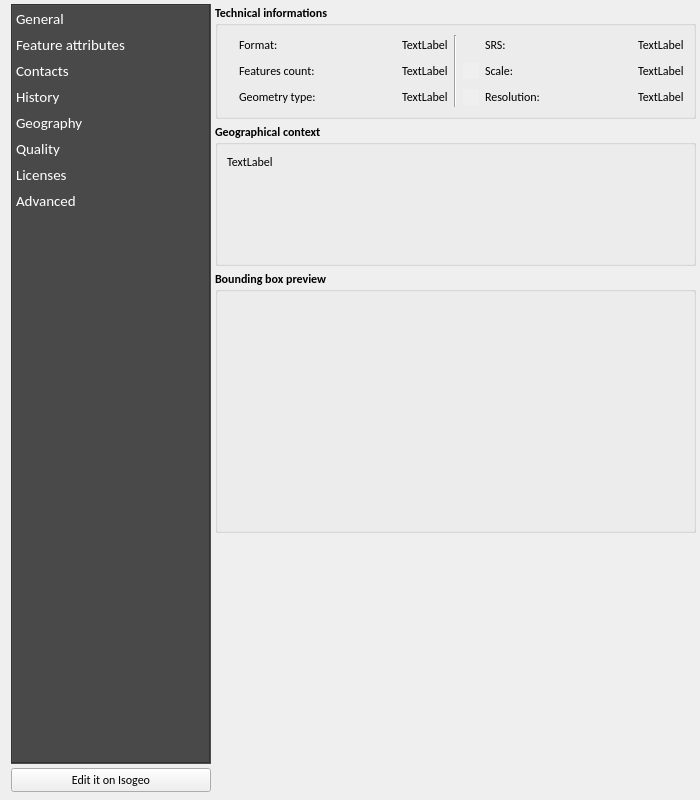
isogeo/isogeo-plugin-qgis, file ui/metadata/ui_md_details.ui: the form before one commit.
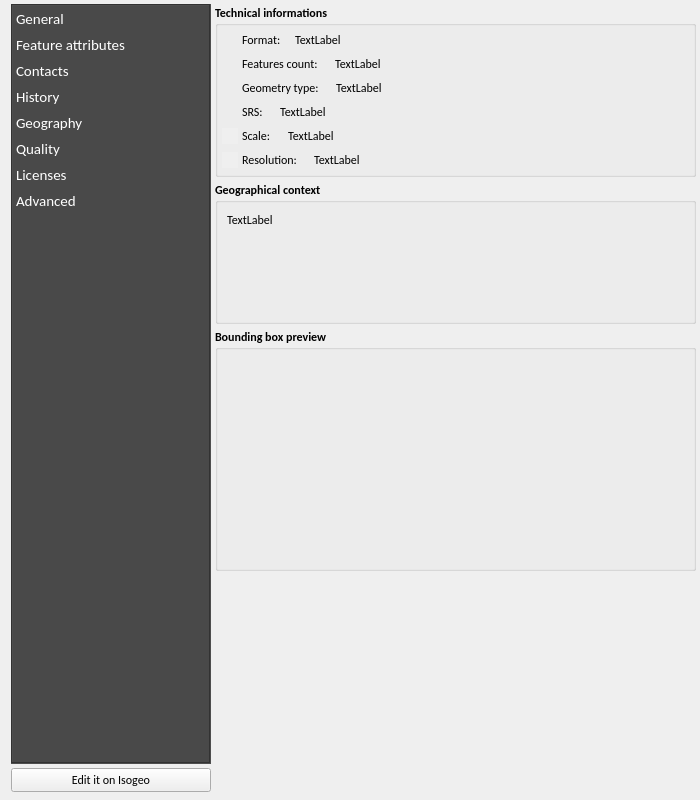
The form after the commit. The open tabs and pages were chosen to show the change. Icons and pictures are not drawn. Custom widgets are drawn as their Qt base class.

Commit message: #448 Improve grp_technic infos display

Diff of the .ui file:
```diff
--- a/ui/metadata/ui_md_details.ui
+++ b/ui/metadata/ui_md_details.ui
@@ -2279,10 +2279,16 @@
          </property>
          <item>
           <widget class="QGroupBox" name="grp_technic">
+           <property name="sizePolicy">
+            <sizepolicy hsizetype="Preferred" vsizetype="Minimum">
+             <horstretch>0</horstretch>
+             <verstretch>0</verstretch>
+            </sizepolicy>
+           </property>
            <property name="maximumSize">
             <size>
              <width>16777215</width>
-             <height>150</height>
+             <height>200</height>
             </size>
            </property>
            <property name="font">
@@ -2302,18 +2308,48 @@
            <property name="flat">
             <bool>true</bool>
            </property>
-           <layout class="QGridLayout" name="gridLayout_6">
-            <item row="0" column="1">
-             <widget class="Line" name="line">
-              <property name="orientation">
-               <enum>Qt::Vertical</enum>
-              </property>
-             </widget>
-            </item>
-            <item row="0" column="0">
-             <layout class="QGridLayout" name="gridLayout_20">
-              <item row="0" column="0">
+           <layout class="QVBoxLayout" name="verticalLayout_35">
+            <property name="spacing">
+             <number>4</number>
+            </property>
+            <property name="leftMargin">
+             <number>4</number>
+            </property>
+            <property name="topMargin">
+             <number>4</number>
+            </property>
+            <property name="rightMargin">
+             <number>4</number>
+            </property>
+            <property name="bottomMargin">
+             <number>4</number>
+            </property>
+            <item>
+             <widget class="QWidget" name="grp_format" native="true">
+              <layout class="QHBoxLayout" name="horizontalLayout">
+               <property name="spacing">
+                <number>4</number>
+               </property>
+               <property name="leftMargin">
+                <number>0</number>
+               </property>
+               <property name="topMargin">
+                <number>0</number>
+               </property>
+               <property name="rightMargin">
+                <number>0</number>
+               </property>
+               <property name="bottomMargin">
+                <number>0</number>
+               </property>
+               <item>
                <widget class="QLabel" name="ico_format">
+                 <property name="minimumSize">
+                  <size>
+                   <width>16</width>
+                   <height>16</height>
+                  </size>
+                 </property>
                 <property name="maximumSize">
                  <size>
                   <width>16</width>
@@ -2334,23 +2370,14 @@
                 </property>
                </widget>
               </item>
-              <item row="0" column="3">
-               <widget class="QLabel" name="val_format">
-                <property name="font">
-                 <font>
-                  <family>Calibri</family>
-                  <pointsize>9</pointsize>
-                  <weight>50</weight>
-                  <bold>false</bold>
-                 </font>
-                </property>
-                <property name="text">
-                 <string>TextLabel</string>
-                </property>
-               </widget>
-              </item>
-              <item row="0" column="1">
+               <item>
                <widget class="QLabel" name="lbl_format">
+                 <property name="minimumSize">
+                  <size>
+                   <width>0</width>
+                   <height>16</height>
+                  </size>
+                 </property>
                 <property name="font">
                  <font>
                   <family>Calibri</family>
@@ -2364,11 +2391,48 @@
                 </property>
                </widget>
               </item>
-              <item row="0" column="2">
+               <item>
                <spacer name="horiz_spacer_format">
                 <property name="orientation">
                  <enum>Qt::Horizontal</enum>
                 </property>
+                 <property name="sizeType">
+                  <enum>QSizePolicy::Minimum</enum>
+                 </property>
+                 <property name="sizeHint" stdset="0">
+                  <size>
+                   <width>10</width>
+                   <height>17</height>
+                  </size>
+                 </property>
+                </spacer>
+               </item>
+               <item>
+                <widget class="QLabel" name="val_format">
+                 <property name="minimumSize">
+                  <size>
+                   <width>0</width>
+                   <height>16</height>
+                  </size>
+                 </property>
+                 <property name="font">
+                  <font>
+                   <family>Calibri</family>
+                   <pointsize>9</pointsize>
+                   <weight>50</weight>
+                   <bold>false</bold>
+                  </font>
+                 </property>
+                 <property name="text">
+                  <string>TextLabel</string>
+                 </property>
+                </widget>
+               </item>
+               <item>
+                <spacer name="horizontalSpacer_2">
+                 <property name="orientation">
+                  <enum>Qt::Horizontal</enum>
+                 </property>
                 <property name="sizeHint" stdset="0">
                  <size>
                   <width>40</width>
@@ -2377,8 +2441,35 @@
                 </property>
                </spacer>
               </item>
-              <item row="1" column="0">
+              </layout>
+             </widget>
+            </item>
+            <item>
+             <widget class="QWidget" name="grp_feat_count" native="true">
+              <layout class="QHBoxLayout" name="horizontalLayout_6">
+               <property name="spacing">
+                <number>4</number>
+               </property>
+               <property name="leftMargin">
+                <number>0</number>
+               </property>
+               <property name="topMargin">
+                <number>0</number>
+               </property>
+               <property name="rightMargin">
+                <number>0</number>
+               </property>
+               <property name="bottomMargin">
+                <number>0</number>
+               </property>
+               <item>
                <widget class="QLabel" name="ico_feat_count">
+                 <property name="minimumSize">
+                  <size>
+                   <width>16</width>
+                   <height>16</height>
+                  </size>
+                 </property>
                 <property name="maximumSize">
                  <size>
                   <width>16</width>
@@ -2397,10 +2488,19 @@
                 <property name="textInteractionFlags">
                  <set>Qt::NoTextInteraction</set>
                 </property>
-               </widget>
-              </item>
-              <item row="1" column="1">
+                 <property name="buddy">
+                  <cstring>grp_feat_count</cstring>
+                 </property>
+                </widget>
+               </item>
+               <item>
                <widget class="QLabel" name="lbl_feat_count">
+                 <property name="minimumSize">
+                  <size>
+                   <width>0</width>
+                   <height>16</height>
+                  </size>
+                 </property>
                 <property name="font">
                  <font>
                   <family>Calibri</family>
@@ -2414,21 +2514,30 @@
                 </property>
                </widget>
               </item>
-              <item row="1" column="2">
+               <item>
                <spacer name="horiz_spacer_feat_count">
                 <property name="orientation">
                  <enum>Qt::Horizontal</enum>
                 </property>
+                 <property name="sizeType">
+                  <enum>QSizePolicy::Minimum</enum>
+                 </property>
                 <property name="sizeHint" stdset="0">
                  <size>
-                  <width>40</width>
+                   <width>13</width>
                   <height>20</height>
                  </size>
                 </property>
                </spacer>
               </item>
-              <item row="1" column="3">
+               <item>
                <widget class="QLabel" name="val_feat_count">
+                 <property name="minimumSize">
+                  <size>
+                   <width>0</width>
+                   <height>16</height>
+                  </size>
+                 </property>
                 <property name="font">
                  <font>
                   <family>Calibri</family>
@@ -2442,23 +2551,48 @@
                 </property>
                </widget>
               </item>
-              <item row="2" column="1">
-               <widget class="QLabel" name="lbl_geometry">
-                <property name="font">
-                 <font>
-                  <family>Calibri</family>
-                  <pointsize>9</pointsize>
-                  <weight>50</weight>
-                  <bold>false</bold>
-                 </font>
-                </property>
-                <property name="text">
-                 <string>Geometry type:</string>
-                </property>
-               </widget>
-              </item>
-              <item row="2" column="0">
+               <item>
+                <spacer name="horizontalSpacer_4">
+                 <property name="orientation">
+                  <enum>Qt::Horizontal</enum>
+                 </property>
+                 <property name="sizeHint" stdset="0">
+                  <size>
+                   <width>40</width>
+                   <height>20</height>
+                  </size>
+                 </property>
+                </spacer>
+               </item>
+              </layout>
+             </widget>
+            </item>
+            <item>
+             <widget class="QWidget" name="grp_geometry" native="true">
+              <layout class="QHBoxLayout" name="horizontalLayout_7">
+               <property name="spacing">
+                <number>4</number>
+               </property>
+               <property name="leftMargin">
+                <number>0</number>
+               </property>
+               <property name="topMargin">
+                <number>0</number>
+               </property>
+               <property name="rightMargin">
+                <number>0</number>
+               </property>
+               <property name="bottomMargin">
+                <number>0</number>
+               </property>
+               <item>
                <widget class="QLabel" name="ico_geometry">
+                 <property name="minimumSize">
+                  <size>
+                   <width>16</width>
+                   <height>16</height>
+                  </size>
+                 </property>
                 <property name="maximumSize">
                  <size>
                   <width>16</width>
@@ -2477,73 +2611,56 @@
                 <property name="textInteractionFlags">
                  <set>Qt::NoTextInteraction</set>
                 </property>
-               </widget>
-              </item>
-              <item row="2" column="2">
+                 <property name="buddy">
+                  <cstring>grp_geometry</cstring>
+                 </property>
+                </widget>
+               </item>
+               <item>
+                <widget class="QLabel" name="lbl_geometry">
+                 <property name="minimumSize">
+                  <size>
+                   <width>0</width>
+                   <height>16</height>
+                  </size>
+                 </property>
+                 <property name="font">
+                  <font>
+                   <family>Calibri</family>
+                   <pointsize>9</pointsize>
+                   <weight>50</weight>
+                   <bold>false</bold>
+                  </font>
+                 </property>
+                 <property name="text">
+                  <string>Geometry type:</string>
+                 </property>
+                </widget>
+               </item>
+               <item>
                <spacer name="horiz_spacer_srs">
                 <property name="orientation">
                  <enum>Qt::Horizontal</enum>
                 </property>
+                 <property name="sizeType">
+                  <enum>QSizePolicy::Minimum</enum>
+                 </property>
                 <property name="sizeHint" stdset="0">
                  <size>
-                  <width>40</width>
+                   <width>13</width>
                   <height>20</height>
                  </size>
                 </property>
                </spacer>
               </item>
-              <item row="2" column="3">
+               <item>
                <widget class="QLabel" name="val_geometry">
-                <property name="font">
-                 <font>
-                  <family>Calibri</family>
-                  <pointsize>9</pointsize>
-                  <weight>50</weight>
-                  <bold>false</bold>
-                 </font>
-                </property>
-                <property name="text">
-                 <string>TextLabel</string>
-                </property>
-               </widget>
-              </item>
-             </layout>
-            </item>
-            <item row="0" column="2">
-             <layout class="QGridLayout" name="gridLayout_19">
-              <item row="1" column="0">
-               <widget class="QLabel" name="ico_scale">
                 <property name="minimumSize">
                  <size>
-                  <width>16</width>
+                   <width>0</width>
                   <height>16</height>
                  </size>
                 </property>
-                <property name="maximumSize">
-                 <size>
-                  <width>16</width>
-                  <height>16</height>
-                 </size>
-                </property>
-                <property name="autoFillBackground">
-                 <bool>true</bool>
-                </property>
-                <property name="text">
-                 <string/>
-                </property>
-                <property name="pixmap">
-                 <pixmap resource="../../resources.qrc">:/plugins/Isogeo/resources/metadata/arrows-h.svg</pixmap>
-                </property>
-                <property name="scaledContents">
-                 <bool>true</bool>
-                </property>
-                <property name="textInteractionFlags">
-                 <set>Qt::NoTextInteraction</set>
-                </property>
-               </widget>
-              </item>
-              <item row="1" column="3">
-               <widget class="QLabel" name="val_scale">
                 <property name="font">
                  <font>
                   <family>Calibri</family>
@@ -2557,8 +2674,48 @@
                 </property>
                </widget>
               </item>
-              <item row="0" column="0">
+               <item>
+                <spacer name="horizontalSpacer_7">
+                 <property name="orientation">
+                  <enum>Qt::Horizontal</enum>
+                 </property>
+                 <property name="sizeHint" stdset="0">
+                  <size>
+                   <width>40</width>
+                   <height>20</height>
+                  </size>
+                 </property>
+                </spacer>
+               </item>
+              </layout>
+             </widget>
+            </item>
+            <item>
+             <widget class="QWidget" name="grp_srs" native="true">
+              <layout class="QHBoxLayout" name="horizontalLayout_8">
+               <property name="spacing">
+                <number>4</number>
+               </property>
+               <property name="leftMargin">
+                <number>0</number>
+               </property>
+               <property name="topMargin">
+                <number>0</number>
+               </property>
+               <property name="rightMargin">
+                <number>0</number>
+               </property>
+               <property name="bottomMargin">
+                <number>0</number>
+               </property>
+               <item>
                <widget class="QLabel" name="ico_srs">
+                 <property name="minimumSize">
+                  <size>
+                   <width>16</width>
+                   <height>16</height>
+                  </size>
+                 </property>
                 <property name="maximumSize">
                  <size>
                   <width>16</width>
@@ -2577,25 +2734,19 @@
                 <property name="textInteractionFlags">
                  <set>Qt::NoTextInteraction</set>
                 </property>
-               </widget>
-              </item>
-              <item row="1" column="1">
-               <widget class="QLabel" name="lbl_scale">
-                <property name="font">
-                 <font>
-                  <family>Calibri</family>
-                  <pointsize>9</pointsize>
-                  <weight>50</weight>
-                  <bold>false</bold>
-                 </font>
-                </property>
-                <property name="text">
-                 <string>Scale:</string>
-                </property>
-               </widget>
-              </item>
-              <item row="0" column="1">
+                 <property name="buddy">
+                  <cstring>grp_srs</cstring>
+                 </property>
+                </widget>
+               </item>
+               <item>
                <widget class="QLabel" name="lbl_srs">
+                 <property name="minimumSize">
+                  <size>
+                   <width>0</width>
+                   <height>16</height>
+                  </size>
+                 </property>
                 <property name="font">
                  <font>
                   <family>Calibri</family>
@@ -2609,34 +2760,30 @@
                 </property>
                </widget>
               </item>
-              <item row="0" column="2">
+               <item>
                <spacer name="horizontalSpacer_5">
                 <property name="orientation">
                  <enum>Qt::Horizontal</enum>
                 </property>
-                <property name="sizeHint" stdset="0">
-                 <size>
-                  <width>40</width>
-                  <height>20</height>
-                 </size>
-                </property>
-               </spacer>
-              </item>
-              <item row="1" column="2">
-               <spacer name="horiz_spacer_geometry">
-                <property name="orientation">
-                 <enum>Qt::Horizontal</enum>
-                </property>
+                 <property name="sizeType">
+                  <enum>QSizePolicy::Minimum</enum>
+                 </property>
                 <property name="sizeHint" stdset="0">
                  <size>
-                  <width>40</width>
+                   <width>13</width>
                   <height>20</height>
                  </size>
                 </property>
                </spacer>
               </item>
-              <item row="0" column="3">
+               <item>
                <widget class="QLabel" name="val_srs">
+                 <property name="minimumSize">
+                  <size>
+                   <width>0</width>
+                   <height>16</height>
+                  </size>
+                 </property>
                 <property name="font">
                  <font>
                   <family>Calibri</family>
@@ -2650,8 +2797,174 @@
                 </property>
                </widget>
               </item>
-              <item row="2" column="0">
+               <item>
+                <spacer name="horizontalSpacer_8">
+                 <property name="orientation">
+                  <enum>Qt::Horizontal</enum>
+                 </property>
+                 <property name="sizeHint" stdset="0">
+                  <size>
+                   <width>40</width>
+                   <height>20</height>
+                  </size>
+                 </property>
+                </spacer>
+               </item>
+              </layout>
+             </widget>
+            </item>
+            <item>
+             <widget class="QWidget" name="grp_scale" native="true">
+              <layout class="QHBoxLayout" name="horizontalLayout_9">
+               <property name="spacing">
+                <number>4</number>
+               </property>
+               <property name="leftMargin">
+                <number>0</number>
+               </property>
+               <property name="topMargin">
+                <number>0</number>
+               </property>
+               <property name="rightMargin">
+                <number>0</number>
+               </property>
+               <property name="bottomMargin">
+                <number>0</number>
+               </property>
+               <item>
+                <widget class="QLabel" name="ico_scale">
+                 <property name="minimumSize">
+                  <size>
+                   <width>16</width>
+                   <height>16</height>
+                  </size>
+                 </property>
+                 <property name="maximumSize">
+                  <size>
+                   <width>16</width>
+                   <height>16</height>
+                  </size>
+                 </property>
+                 <property name="autoFillBackground">
+                  <bool>true</bool>
+                 </property>
+                 <property name="text">
+                  <string/>
+                 </property>
+                 <property name="pixmap">
+                  <pixmap resource="../../resources.qrc">:/plugins/Isogeo/resources/metadata/arrows-h.svg</pixmap>
+                 </property>
+                 <property name="scaledContents">
+                  <bool>true</bool>
+                 </property>
+                 <property name="textInteractionFlags">
+                  <set>Qt::NoTextInteraction</set>
+                 </property>
+                 <property name="buddy">
+                  <cstring>grp_scale</cstring>
+                 </property>
+                </widget>
+               </item>
+               <item>
+                <widget class="QLabel" name="lbl_scale">
+                 <property name="minimumSize">
+                  <size>
+                   <width>0</width>
+                   <height>16</height>
+                  </size>
+                 </property>
+                 <property name="font">
+                  <font>
+                   <family>Calibri</family>
+                   <pointsize>9</pointsize>
+                   <weight>50</weight>
+                   <bold>false</bold>
+                  </font>
+                 </property>
+                 <property name="text">
+                  <string>Scale:</string>
+                 </property>
+                </widget>
+               </item>
+               <item>
+                <spacer name="horiz_spacer_geometry">
+                 <property name="orientation">
+                  <enum>Qt::Horizontal</enum>
+                 </property>
+                 <property name="sizeType">
+                  <enum>QSizePolicy::Minimum</enum>
+                 </property>
+                 <property name="sizeHint" stdset="0">
+                  <size>
+                   <width>13</width>
+                   <height>20</height>
+                  </size>
+                 </property>
+                </spacer>
+               </item>
+               <item>
+                <widget class="QLabel" name="val_scale">
+                 <property name="minimumSize">
+                  <size>
+                   <width>0</width>
+                   <height>16</height>
+                  </size>
+                 </property>
+                 <property name="font">
+                  <font>
+                   <family>Calibri</family>
+                   <pointsize>9</pointsize>
+                   <weight>50</weight>
+                   <bold>false</bold>
+                  </font>
+                 </property>
+                 <property name="text">
+                  <string>TextLabel</string>
+                 </property>
+                </widget>
+               </item>
+               <item>
+                <spacer name="horizontalSpacer_9">
+                 <property name="orientation">
+                  <enum>Qt::Horizontal</enum>
+                 </property>
+                 <property name="sizeHint" stdset="0">
+                  <size>
+                   <width>40</width>
+                   <height>20</height>
+                  </size>
+                 </property>
+                </spacer>
+               </item>
+              </layout>
+             </widget>
+            </item>
+            <item>
+             <widget class="QWidget" name="grp_resolution" native="true">
+              <layout class="QHBoxLayout" name="horizontalLayout_10">
+               <property name="spacing">
+                <number>4</number>
+               </property>
+               <property name="leftMargin">
+                <number>0</number>
+               </property>
+               <property name="topMargin">
+                <number>0</number>
+               </property>
+               <property name="rightMargin">
+                <number>0</number>
+               </property>
+               <property name="bottomMargin">
+                <number>0</number>
+               </property>
+               <item>
                <widget class="QLabel" name="ico_resolution">
+                 <property name="minimumSize">
+                  <size>
+                   <width>16</width>
+                   <height>16</height>
+                  </size>
+                 </property>
                 <property name="maximumSize">
                  <size>
                   <width>16</width>
@@ -2673,10 +2986,19 @@
                 <property name="textInteractionFlags">
                  <set>Qt::NoTextInteraction</set>
                 </property>
-               </widget>
-              </item>
-              <item row="2" column="1">
+                 <property name="buddy">
+                  <cstring>grp_resolution</cstring>
+                 </property>
+                </widget>
+               </item>
+               <item>
                <widget class="QLabel" name="lbl_resolution">
+                 <property name="minimumSize">
+                  <size>
+                   <width>0</width>
+                   <height>16</height>
+                  </size>
+                 </property>
                 <property name="font">
                  <font>
                   <family>Calibri</family>
@@ -2690,21 +3012,30 @@
                 </property>
                </widget>
               </item>
-              <item row="2" column="2">
+               <item>
                <spacer name="horizontalSpacer_6">
                 <property name="orientation">
                  <enum>Qt::Horizontal</enum>
                 </property>
+                 <property name="sizeType">
+                  <enum>QSizePolicy::Minimum</enum>
+                 </property>
                 <property name="sizeHint" stdset="0">
                  <size>
-                  <width>40</width>
+                   <width>13</width>
                   <height>20</height>
                  </size>
                 </property>
                </spacer>
               </item>
-              <item row="2" column="3">
+               <item>
                <widget class="QLabel" name="val_resolution">
+                 <property name="minimumSize">
+                  <size>
+                   <width>0</width>
+                   <height>16</height>
+                  </size>
+                 </property>
                 <property name="font">
                  <font>
                   <family>Calibri</family>
@@ -2718,7 +3049,21 @@
                 </property>
                </widget>
               </item>
-             </layout>
+               <item>
+                <spacer name="horizontalSpacer_10">
+                 <property name="orientation">
+                  <enum>Qt::Horizontal</enum>
+                 </property>
+                 <property name="sizeHint" stdset="0">
+                  <size>
+                   <width>40</width>
+                   <height>20</height>
+                  </size>
+                 </property>
+                </spacer>
+               </item>
+              </layout>
+             </widget>
             </item>
            </layout>
           </widget>
```
Left out of the diff: 43 changed lines with no effect on the pictures. Lines whose indentation alone changed are shown as unchanged. The commit also changes 2 other files.
